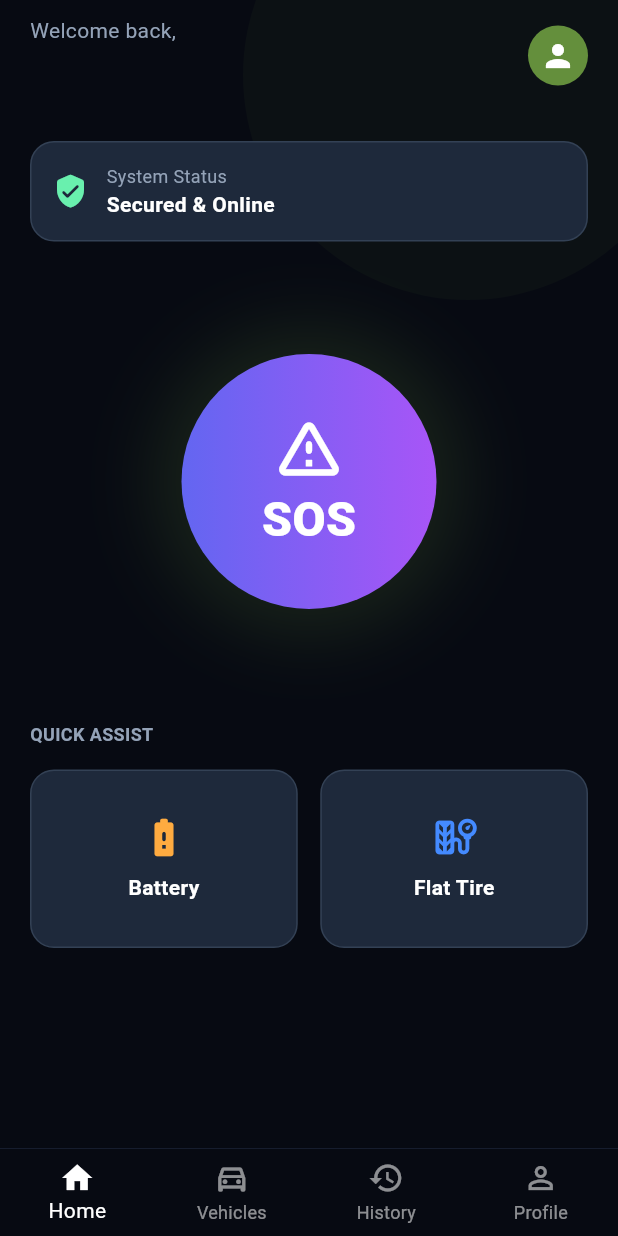
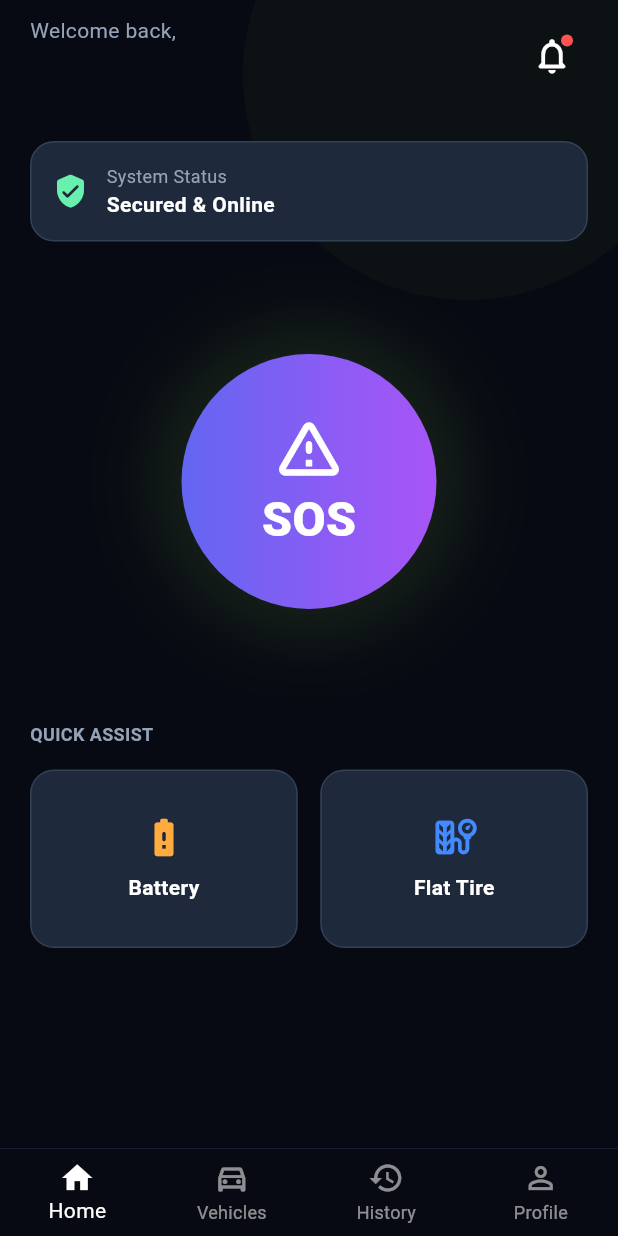
Before and after one commit to Anjaboii/resqhub_user_app, a Flutter app: the screen it shows once a user with an empty profile is signed in, on a phone screen of 412 x 824 dp. Run offline on Flutter 3.47's test engine with Material 3 defaults, Android fonts, the phone set to English and light mode, and no system bars; our stand-ins replace cloud_firestore, firebase_auth, firebase_core, firebase_storage, geocoding, geolocator and 2 more; accounts and stored records are empty.

Commit message:
updated some screens

```diff
--- a/lib/screens/home/home_screen.dart
+++ b/lib/screens/home/home_screen.dart
@@ -1,10 +1,11 @@
 import 'package:flutter/material.dart';
 import 'package:firebase_auth/firebase_auth.dart';
-import 'package:cloud_firestore/cloud_firestore.dart'; // 👈 Add this
+import 'package:cloud_firestore/cloud_firestore.dart';
 import '../../theme/app_theme.dart';
 import '../../widgets/glass_card.dart';
 import '../request/request_flow.dart';
-import '../tracking/live_tracking_screen.dart'; // 👈 Add this to link back
+import '../tracking/live_tracking_screen.dart';
+import 'notification_screen.dart';
 
 class HomeScreen extends StatefulWidget {
   const HomeScreen({super.key});
@@ -43,10 +44,9 @@ class _HomeScreenState extends State<HomeScreen> with SingleTickerProviderStateM
             child: CircleAvatar(radius: 150, backgroundColor: AppTheme.accent.withOpacity(0.05)),
           ),
           SafeArea(
-            child: Column( // Changed to Column to keep the banner fixed at the top
+            child: Column(
               children: [
-
-                // 🛰️ 1. ACTIVE REQUEST BANNER (The New Feature)
+                // 🛰️ 1. ACTIVE REQUEST BANNER
                 StreamBuilder<QuerySnapshot>(
                   stream: FirebaseFirestore.instance
                       .collection('requests')
@@ -55,7 +55,7 @@ class _HomeScreenState extends State<HomeScreen> with SingleTickerProviderStateM
                       .snapshots(),
                   builder: (context, snapshot) {
                     if (!snapshot.hasData || snapshot.data!.docs.isEmpty) {
-                      return const SizedBox.shrink(); // Show nothing if no active request
+                      return const SizedBox.shrink();
                     }
 
                     final reqDoc = snapshot.data!.docs.first;
@@ -65,12 +65,11 @@ class _HomeScreenState extends State<HomeScreen> with SingleTickerProviderStateM
                       margin: const EdgeInsets.all(16),
                       child: GlassCard(
                         onTap: () {
-                          // Jump back to the tracking screen
                           Navigator.push(context, MaterialPageRoute(
                             builder: (_) => LiveTrackingScreen(
                               requestId: reqDoc.id,
                               serviceName: reqData['serviceType'] ?? "",
-                              vehicleName: "", // Can be fetched from data
+                              vehicleName: reqData['vehicle']?['name'] ?? "",
                               location: reqData['locationText'] ?? "",
                             ),
                           ));
@@ -97,7 +96,7 @@ class _HomeScreenState extends State<HomeScreen> with SingleTickerProviderStateM
                   },
                 ),
 
-                // 📄 2. REST OF THE HOME CONTENT
+                // 📄 2. HOME CONTENT
                 Expanded(
                   child: ListView(
                     padding: const EdgeInsets.symmetric(horizontal: 20, vertical: 10),
@@ -113,16 +112,35 @@ class _HomeScreenState extends State<HomeScreen> with SingleTickerProviderStateM
                                   style: const TextStyle(color: Colors.white, fontSize: 24, fontWeight: FontWeight.bold)),
                             ],
                           ),
-                          const CircleAvatar(backgroundColor: AppTheme.accent, child: Icon(Icons.person, color: Colors.white)),
+                          // 🔔 NOTIFICATION CENTER BUTTON
+                          Stack(
+                            alignment: Alignment.topRight,
+                            children: [
+                              IconButton(
+                                icon: const Icon(Icons.notifications_none_rounded, color: Colors.white, size: 28),
+                                onPressed: () => Navigator.push(
+                                    context,
+                                    MaterialPageRoute(builder: (_) => const NotificationScreen())
+                                ),
+                              ),
+                              Positioned(
+                                top: 10, right: 10,
+                                child: Container(
+                                  width: 8, height: 8,
+                                  decoration: const BoxDecoration(color: Colors.redAccent, shape: BoxShape.circle),
+                                ),
+                              ),
+                            ],
+                          ),
                         ],
                       ),
                       const SizedBox(height: 30),
                       GlassCard(
-                        child: Row(
+                        child: const Row(
                           children: [
-                            const Icon(Icons.verified_user_rounded, color: Colors.greenAccent),
-                            const SizedBox(width: 12),
-                            const Expanded(
+                            Icon(Icons.verified_user_rounded, color: Colors.greenAccent),
+                            SizedBox(width: 12),
+                            Expanded(
                               child: Column(
                                 crossAxisAlignment: CrossAxisAlignment.start,
                                 children: [
--- a/lib/screens/profile/profile_screen.dart
+++ b/lib/screens/profile/profile_screen.dart
@@ -89,7 +89,6 @@ class _ProfileScreenState extends State<ProfileScreen> {
                       stream: userDocRef.collection("vehicles").snapshots(),
                       label: "Vehicles",
                     ),
-                    const _PStat(title: "5.0", sub: "Rating"),
                   ],
                 ),
               ),
--- a/lib/screens/request/request_flow.dart
+++ b/lib/screens/request/request_flow.dart
@@ -72,7 +72,7 @@ class _RequestFlowScreenState extends State<RequestFlowScreen> {
     final data = {
       "userId": u.uid,
       "userName": uName,
-      "userPhone": uPhone, // 👈 Included for the Partner App Dialer
+      "userPhone": uPhone,
       "serviceType": selectedService!.name,
       "vehicle": selectedVehicle!.toMap(),
       "locationText": location,
```
Also changed, not shown: lib/screens/home/notification_screen.dart (added, +59 -0 lines), lib/screens/tracking/live_tracking_screen.dart (+14 -4 lines).
